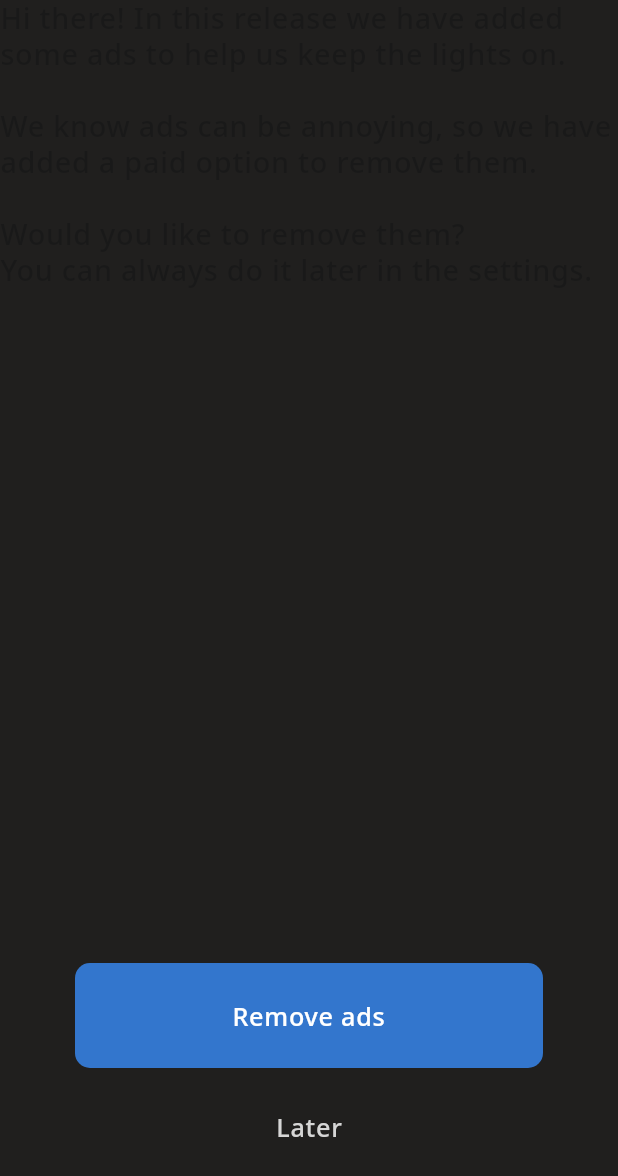
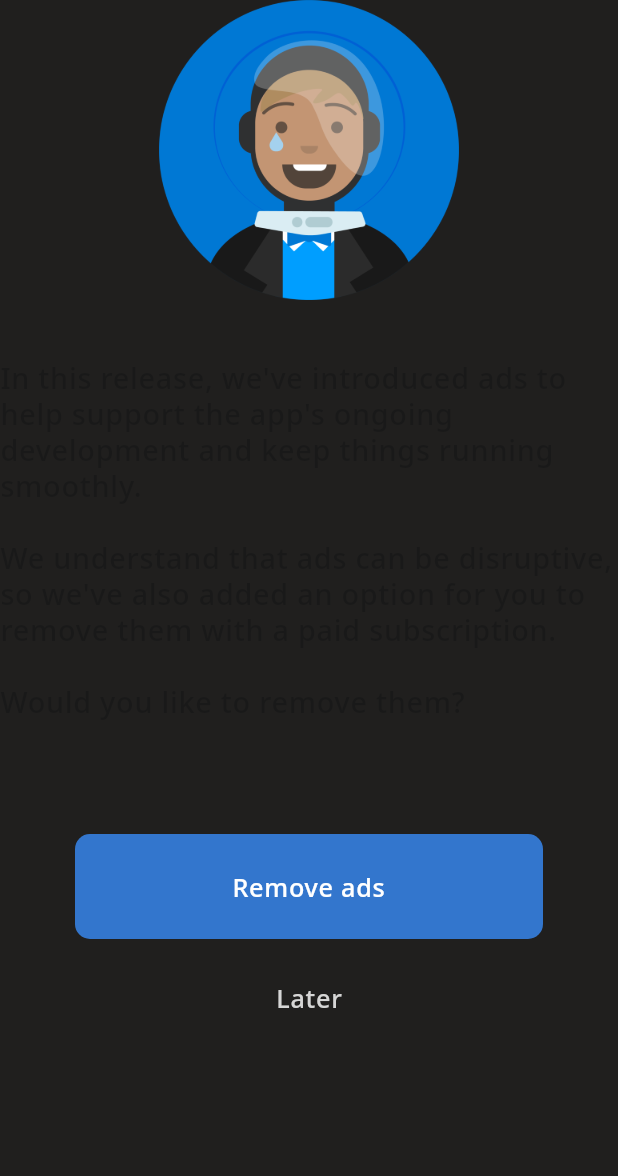
Before and after one commit to PurpleSoftSrl/azure_devops_app, a Flutter app: the _SubscriptionAddedBottomsheet widget shown alone on an empty page, opened directly with empty values, on a phone screen of 412 x 824 dp. Shown: the top 1176 px of the screen. Run offline on Flutter 3.47's test engine with Material 3 defaults, Android fonts, the phone set to English and light mode, and no system bars; our stand-ins replace cached_network_image, file_picker, firebase_analytics, firebase_core, flutter_html, flutter_markdown and 11 more; missing offline and left inert: flutter_highlighting, highlighting, html_editor_enhanced, msal_auth, purchases_flutter, purple_theme; accounts and stored records are empty.

Commit message:
improve ads communication bottomsheet UI

```diff
--- a/lib/src/screens/home/components_home.dart
+++ b/lib/src/screens/home/components_home.dart
@@ -181,20 +181,28 @@ class _SubscriptionAddedBottomsheet extends StatelessWidget {
 
   @override
   Widget build(BuildContext context) {
-    return Column(
+    return ListView(
       children: [
+        Image.asset(
+          'assets/illustrations/crying_smiling_guy.png',
+          height: 200,
+        ),
+        const SizedBox(
+          height: 40,
+        ),
         Text(
           '''
-Hi there! In this release we have added some ads to help us keep the lights on.
+In this release, we've introduced ads to help support the app's ongoing development and keep things running smoothly.
 
-We know ads can be annoying, so we have added a paid option to remove them.
+We understand that ads can be disruptive, so we've also added an option for you to remove them with a paid subscription.
 
 Would you like to remove them?
-You can always do it later in the settings.
 ''',
           style: context.textTheme.bodyLarge,
         ),
-        const Spacer(),
+        const SizedBox(
+          height: 52,
+        ),
         LoadingButton(
           onPressed: onRemoveAds,
           text: 'Remove ads',
--- a/lib/src/screens/home/controller_home.dart
+++ b/lib/src/screens/home/controller_home.dart
@@ -245,9 +245,10 @@ class _HomeController with AppLogger {
 
     // ignore: unawaited_futures
     OverlayService.bottomsheet(
-      title: 'Developer notes',
+      title: 'Hi there!',
       isDismissible: false,
       isScrollControlled: true,
+      heightPercentage: .9,
       builder: (_) => _SubscriptionAddedBottomsheet(
         onRemoveAds: () {
           AppRouter.popRoute();
--- a/lib/src/services/overlay_service.dart
+++ b/lib/src/services/overlay_service.dart
@@ -151,6 +151,7 @@ class OverlayService {
       backgroundColor: context.themeExtension.background,
       useRootNavigator: true,
       isDismissible: isDismissible,
+      enableDrag: isDismissible,
       isScrollControlled: isScrollControlled,
       routeSettings: RouteSettings(name: 'bs_${name ?? title}'),
       builder: (ctx) => ClipRRect(
```
Also changed, not shown: assets/illustrations/crying_smiling_guy.png (added).
